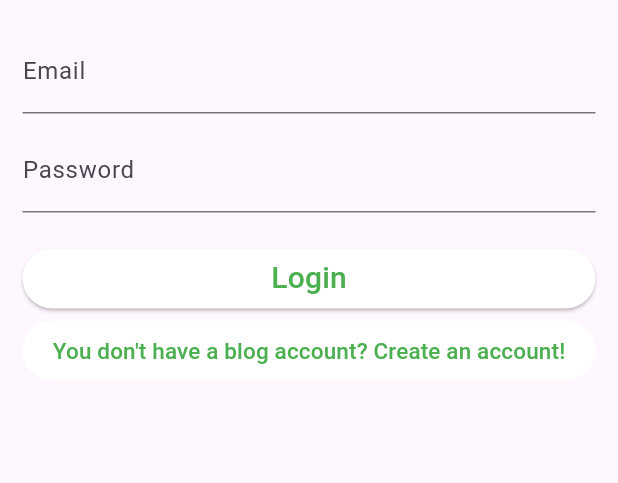
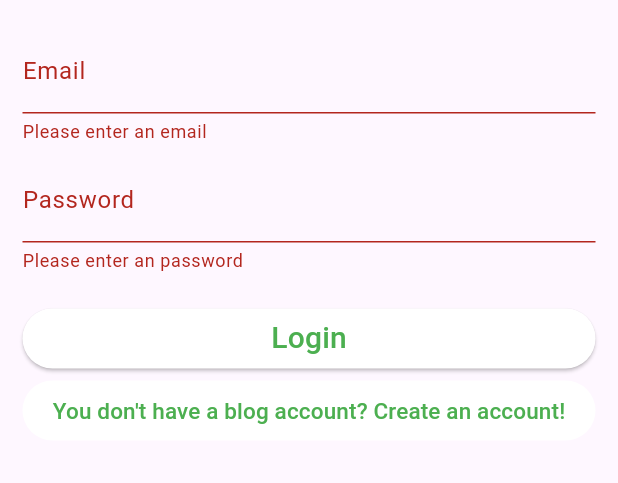
Before and after one commit to NerdyisHere/flutter-blog-project, a Flutter app: the screen it shows after launch, after a tap on "Login", on a phone screen of 412 x 824 dp, the part 452-935 px from its top. Run offline on Flutter 3.47's test engine with Material 3 defaults, Android fonts, the light colour scheme and no system bars.

Commit message:
Added a required for the email and password. The login and create account  buttons swaps to the respective forms depending on what the user requires

```diff
--- a/lib/LoginRegisterPage.dart
+++ b/lib/LoginRegisterPage.dart
@@ -6,12 +6,43 @@ class LoginRegister extends StatefulWidget {
   }
 }
 
+enum FormType { login, register }
+
 class _LoginRegisterState extends State<LoginRegister> {
+  final formKey = new GlobalKey<FormState>();
+
+  FormType _formType = FormType.login;
+
+  String _email = "";
+  String _password = "";
   // Methods
 
-  void ValdiateAndSave() {}
+  bool validateAndSave() {
+    final form = formKey.currentState;
 
-  void MoveToRegister() {}
+    if (form!.validate()) {
+      form.save();
+      return true;
+    } else {
+      return false;
+    }
+  }
+
+  void moveToRegister() {
+    formKey.currentState?.reset();
+
+    setState(() {
+      _formType = FormType.register;
+    });
+  }
+
+  void moveToLogin() {
+    formKey.currentState?.reset();
+
+    setState(() {
+      _formType = FormType.login;
+    });
+  }
 
   // Design
   @override
@@ -25,6 +56,7 @@ class _LoginRegisterState extends State<LoginRegister> {
       body: Container(
         margin: const EdgeInsets.all(15.0),
         child: Form(
+          key: formKey,
           child: Column(
             crossAxisAlignment: CrossAxisAlignment.stretch,
             children: createInputs() + createButtons(),
@@ -45,12 +77,31 @@ class _LoginRegisterState extends State<LoginRegister> {
       ),
       TextFormField(
         decoration: const InputDecoration(labelText: 'Email'),
+        validator: (value) {
+          if (value == null || value.isEmpty) {
+            return 'Please enter an email';
+          }
+          return null;
+        },
+        onSaved: (value) {
+          _email = value!;
+        },
       ),
       const SizedBox(
         height: 10.0,
       ),
       TextFormField(
         decoration: const InputDecoration(labelText: 'Password'),
+        obscureText: true,
+        validator: (value) {
+          if (value == null || value.isEmpty) {
+            return 'Please enter an password';
+          }
+          return null;
+        },
+        onSaved: (value) {
+          _password = value!;
+        },
       ),
       const SizedBox(
         height: 20.0,
@@ -70,22 +121,44 @@ class _LoginRegisterState extends State<LoginRegister> {
   }
 
   List<Widget> createButtons() {
+    if (_formType == FormType.login) {
       return [
         ElevatedButton(
-          onPressed: ValdiateAndSave,
+            onPressed: validateAndSave,
             style: ElevatedButton.styleFrom(
               backgroundColor: Colors.white,
               foregroundColor: Colors.green,
             ),
             child: const Text("Login", style: TextStyle(fontSize: 20.0))),
         TextButton(
-          onPressed: MoveToRegister,
+            onPressed: moveToRegister,
             style: ElevatedButton.styleFrom(
               backgroundColor: Colors.white,
               foregroundColor: Colors.green,
             ),
-          child: const Text("You don't have a blog account? Create an account!",
+            child: const Text(
+                "You don't have a blog account? Create an account!",
+                style: TextStyle(fontSize: 15.0))),
+      ];
+    } else {
+      return [
+        ElevatedButton(
+            onPressed: validateAndSave,
+            style: ElevatedButton.styleFrom(
+              backgroundColor: Colors.white,
+              foregroundColor: Colors.green,
+            ),
+            child:
+                const Text("Create Account", style: TextStyle(fontSize: 20.0))),
+        TextButton(
+            onPressed: moveToLogin,
+            style: ElevatedButton.styleFrom(
+              backgroundColor: Colors.white,
+              foregroundColor: Colors.green,
+            ),
+            child: const Text("Already have an account? Login now!",
                 style: TextStyle(fontSize: 15.0))),
       ];
     }
   }
+}
```
Lines whose indentation alone changed are shown as unchanged.
